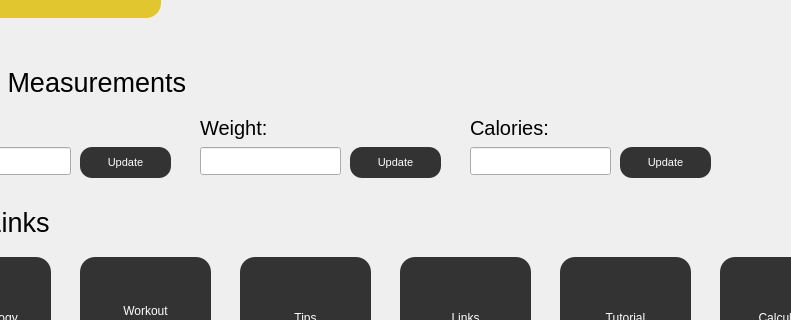
This is code/usermainmenu.ui in amroomargit/Forge as Qt 5 draws it before an edit; both pictures show x 130 to 921 and y 263 to 583 of the 1203 by 721 pixel window. The edited form follows.
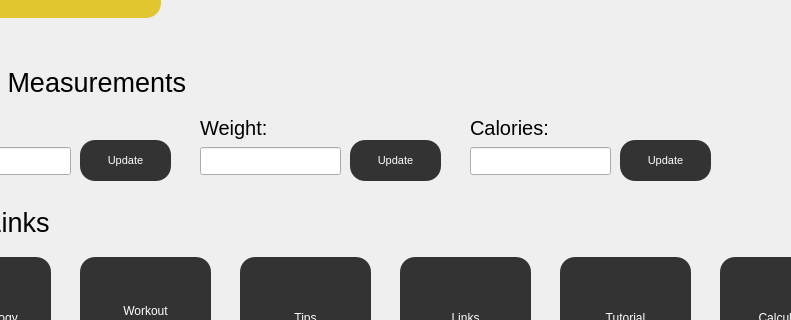
This is the edited form. Icons and pictures are not drawn.

Commit message: GUI hover button glow

Diff of the .ui file:
```diff
--- a/code/usermainmenu.ui
+++ b/code/usermainmenu.ui
@@ -177,9 +177,9 @@
     <property name="geometry">
      <rect>
       <x>210</x>
-      <y>410</y>
+      <y>403</y>
       <width>91</width>
-      <height>31</height>
+      <height>41</height>
      </rect>
     </property>
     <property name="font">
@@ -188,10 +188,17 @@
      </font>
     </property>
     <property name="styleSheet">
-     <string notr="true">background-color: #333333;
+     <string notr="true">QPushButton {
+background-color: #333333;
 color: white;
-border-radius: 12px;
-padding: 5px 10px;</string>
+border-radius: 15px;
+padding: 10px 20px;
+}
+
+QPushButton:hover {
+     background-color: #bababa;
+color: black;
+}</string>
     </property>
     <property name="text">
      <string>Update</string>
@@ -201,9 +208,9 @@
     <property name="geometry">
      <rect>
       <x>480</x>
-      <y>410</y>
+      <y>403</y>
       <width>91</width>
-      <height>31</height>
+      <height>41</height>
      </rect>
     </property>
     <property name="font">
@@ -212,10 +219,17 @@
      </font>
     </property>
     <property name="styleSheet">
-     <string notr="true">background-color: #333333;
+     <string notr="true">QPushButton {
+background-color: #333333;
 color: white;
-border-radius: 12px;
-padding: 5px 10px;</string>
+border-radius: 15px;
+padding: 10px 20px;
+}
+
+QPushButton:hover {
+     background-color: #bababa;
+color: black;
+}</string>
     </property>
     <property name="text">
      <string>Update</string>
@@ -253,9 +267,9 @@
     <property name="geometry">
      <rect>
       <x>750</x>
-      <y>410</y>
+      <y>403</y>
       <width>91</width>
-      <height>31</height>
+      <height>41</height>
      </rect>
     </property>
     <property name="font">
@@ -264,10 +278,17 @@
      </font>
     </property>
     <property name="styleSheet">
-     <string notr="true">background-color: #333333;
+     <string notr="true">QPushButton {
+background-color: #333333;
 color: white;
-border-radius: 12px;
-padding: 5px 10px;</string>
+border-radius: 15px;
+padding: 10px 20px;
+}
+
+QPushButton:hover {
+     background-color: #bababa;
+color: black;
+}</string>
     </property>
     <property name="text">
      <string>Update</string>
```
Left out of the diff: 98 changed lines with no effect on the pictures. The commit also changes 29 other files.
